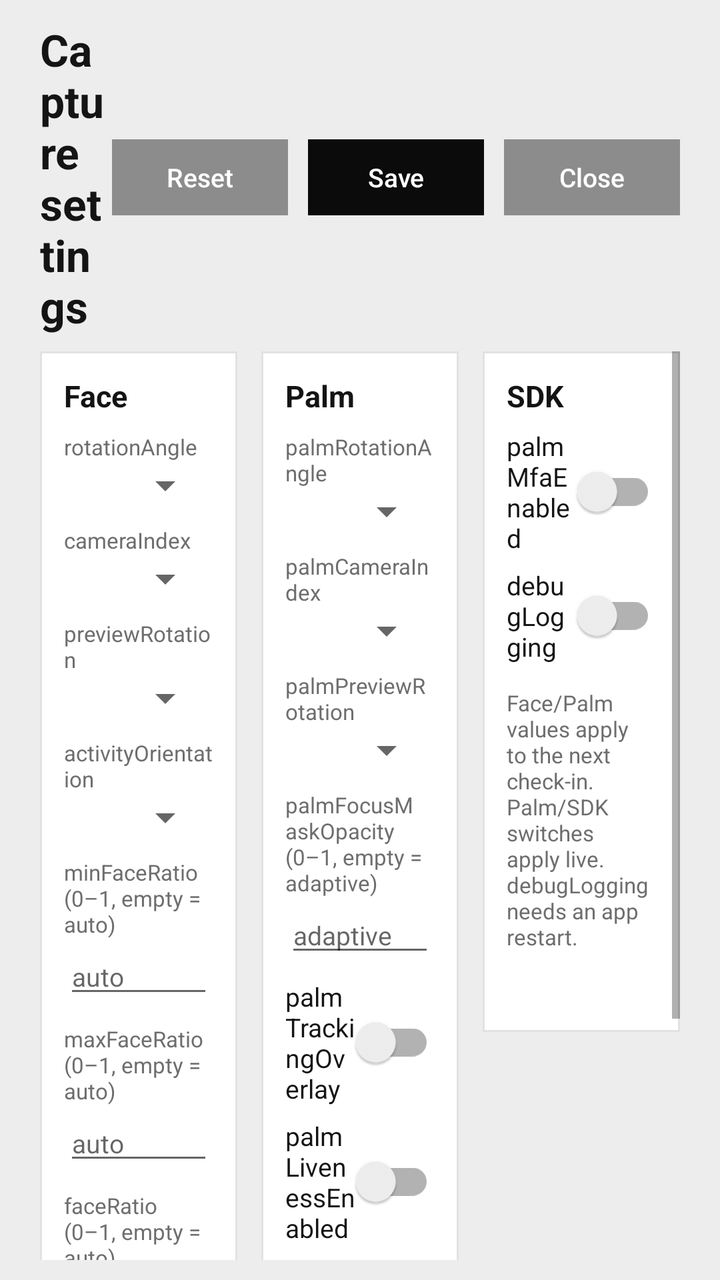
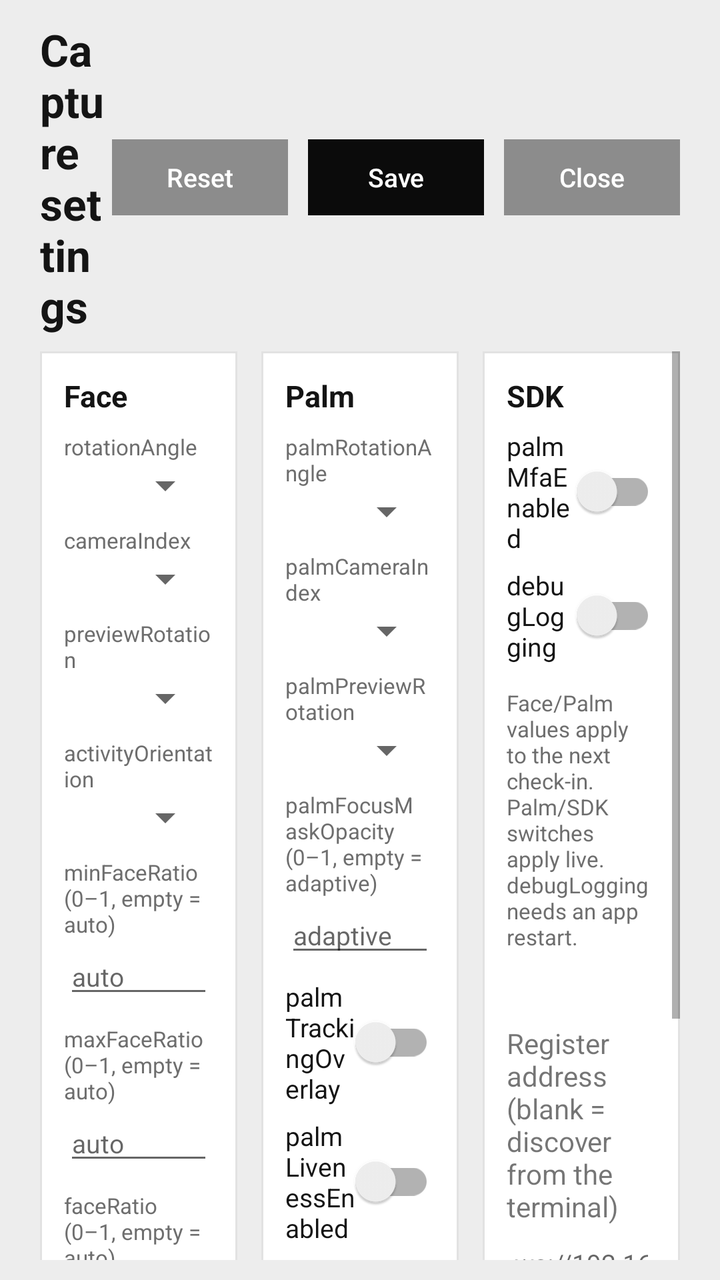

An Android layout rendered at two revisions. The XML below is the earlier revision; the diff shows what the commit changed to produce the second picture.
<!-- AndroidManifest.xml: application theme Theme.WinkPos -->
<!-- res/layout/activity_settings.xml -->
<?xml version="1.0" encoding="utf-8"?>
<LinearLayout xmlns:android="http://schemas.android.com/apk/res/android"
    android:layout_width="match_parent"
    android:layout_height="match_parent"
    android:background="@color/page_grey"
    android:keepScreenOn="true"
    android:orientation="vertical"
    android:paddingHorizontal="20dp"
    android:paddingVertical="10dp">

    
    <LinearLayout
        android:layout_width="match_parent"
        android:layout_height="wrap_content"
        android:gravity="center_vertical"
        android:orientation="horizontal">

        <TextView
            android:layout_width="0dp"
            android:layout_height="wrap_content"
            android:layout_weight="1"
            android:text="@string/settings"
            android:textColor="@color/text_dark"
            android:textSize="22sp"
            android:textStyle="bold" />

        <Button
            android:id="@+id/resetButton"
            style="@style/Widget.AppCompat.Button.Borderless"
            android:layout_width="wrap_content"
            android:layout_height="38dp"
            android:background="@drawable/bg_sign_out"
            android:paddingHorizontal="16dp"
            android:text="@string/reset_defaults"
            android:textAllCaps="false"
            android:textColor="@color/white"
            android:textSize="13sp" />

        <Button
            android:id="@+id/saveButton"
            style="@style/Widget.AppCompat.Button.Borderless"
            android:layout_width="wrap_content"
            android:layout_height="38dp"
            android:layout_marginStart="10dp"
            android:background="@drawable/bg_btn_black"
            android:paddingHorizontal="22dp"
            android:text="@string/save"
            android:textAllCaps="false"
            android:textColor="@color/white"
            android:textSize="13sp" />

        <Button
            android:id="@+id/closeButton"
            style="@style/Widget.AppCompat.Button.Borderless"
            android:layout_width="wrap_content"
            android:layout_height="38dp"
            android:layout_marginStart="10dp"
            android:background="@drawable/bg_sign_out"
            android:paddingHorizontal="16dp"
            android:text="@string/close"
            android:textAllCaps="false"
            android:textColor="@color/white"
            android:textSize="13sp" />
    </LinearLayout>

    <ScrollView
        android:layout_width="match_parent"
        android:layout_height="0dp"
        android:layout_marginTop="8dp"
        android:layout_weight="1"
        android:fillViewport="true">

        <LinearLayout
            android:layout_width="match_parent"
            android:layout_height="wrap_content"
            android:baselineAligned="false"
            android:orientation="horizontal">

            
            <LinearLayout
                android:layout_width="0dp"
                android:layout_height="wrap_content"
                android:layout_weight="1"
                android:background="@drawable/bg_tile"
                android:orientation="vertical"
                android:padding="12dp">

                <TextView style="@style/SettingsSection" android:text="@string/section_face" />

                <TextView style="@style/SettingsLabel" android:text="rotationAngle" />
                <Spinner android:id="@+id/faceRotation" style="@style/SettingsEdit" />

                <TextView style="@style/SettingsLabel" android:text="cameraIndex" />
                <Spinner android:id="@+id/faceCamera" style="@style/SettingsEdit" />

                <TextView style="@style/SettingsLabel" android:text="previewRotation" />
                <Spinner android:id="@+id/facePreviewRotation" style="@style/SettingsEdit" />

                <TextView style="@style/SettingsLabel" android:text="activityOrientation" />
                <Spinner android:id="@+id/activityOrientation" style="@style/SettingsEdit" />

                <TextView style="@style/SettingsLabel" android:text="minFaceRatio (0–1, empty = auto)" />
                <EditText android:id="@+id/minFaceRatio" style="@style/SettingsEdit"
                    android:hint="@string/hint_auto"
                    android:importantForAutofill="no"
                    android:inputType="numberDecimal" />

                <TextView style="@style/SettingsLabel" android:text="maxFaceRatio (0–1, empty = auto)" />
                <EditText android:id="@+id/maxFaceRatio" style="@style/SettingsEdit"
                    android:hint="@string/hint_auto"
                    android:importantForAutofill="no"
                    android:inputType="numberDecimal" />

                <TextView style="@style/SettingsLabel" android:text="faceRatio (0–1, empty = auto)" />
                <EditText android:id="@+id/faceRatio" style="@style/SettingsEdit"
                    android:hint="@string/hint_auto"
                    android:importantForAutofill="no"
                    android:inputType="numberDecimal" />

                <TextView style="@style/SettingsLabel" android:text="maxRetries" />
                <EditText android:id="@+id/maxRetries" style="@style/SettingsEdit"
                    android:importantForAutofill="no"
                    android:inputType="number" />

                <androidx.appcompat.widget.SwitchCompat
                    android:id="@+id/livenessEnabled" style="@style/SettingsSwitch"
                    android:text="livenessEnabled" />
            </LinearLayout>

            
            <LinearLayout
                android:layout_width="0dp"
                android:layout_height="wrap_content"
                android:layout_marginStart="12dp"
                android:layout_weight="1"
                android:background="@drawable/bg_tile"
                android:orientation="vertical"
                android:padding="12dp">

                <TextView style="@style/SettingsSection" android:text="@string/section_palm" />

                <TextView style="@style/SettingsLabel" android:text="palmRotationAngle" />
                <Spinner android:id="@+id/palmRotation" style="@style/SettingsEdit" />

                <TextView style="@style/SettingsLabel" android:text="palmCameraIndex" />
                <Spinner android:id="@+id/palmCamera" style="@style/SettingsEdit" />

                <TextView style="@style/SettingsLabel" android:text="palmPreviewRotation" />
                <Spinner android:id="@+id/palmPreviewRotation" style="@style/SettingsEdit" />

                <TextView style="@style/SettingsLabel"
                    android:text="palmFocusMaskOpacity (0–1, empty = adaptive)" />
                <EditText android:id="@+id/palmFocusMaskOpacity" style="@style/SettingsEdit"
                    android:hint="@string/hint_adaptive"
                    android:importantForAutofill="no"
                    android:inputType="numberDecimal" />

                <androidx.appcompat.widget.SwitchCompat
                    android:id="@+id/palmTrackingOverlay" style="@style/SettingsSwitch"
                    android:text="palmTrackingOverlay" />

                <androidx.appcompat.widget.SwitchCompat
                    android:id="@+id/palmLivenessEnabled" style="@style/SettingsSwitch"
                    android:text="palmLivenessEnabled" />

                <androidx.appcompat.widget.SwitchCompat
                    android:id="@+id/enableIR" style="@style/SettingsSwitch"
                    android:text="enableIR (RGB+IR hardware only)" />
            </LinearLayout>

            
            <LinearLayout
                android:layout_width="0dp"
                android:layout_height="wrap_content"
                android:layout_marginStart="12dp"
                android:layout_weight="1"
                android:background="@drawable/bg_tile"
                android:orientation="vertical"
                android:padding="12dp">

                <TextView style="@style/SettingsSection" android:text="@string/section_sdk" />

                <androidx.appcompat.widget.SwitchCompat
                    android:id="@+id/palmMfaEnabled" style="@style/SettingsSwitch"
                    android:text="palmMfaEnabled" />

                <androidx.appcompat.widget.SwitchCompat
                    android:id="@+id/debugLogging" style="@style/SettingsSwitch"
                    android:text="debugLogging" />

                <TextView
                    android:layout_width="match_parent"
                    android:layout_height="wrap_content"
                    android:layout_marginTop="12dp"
                    android:text="@string/settings_note"
                    android:textColor="@color/text_grey"
                    android:textSize="11sp" />

                <TextView
                    android:id="@+id/envText"
                    android:layout_width="wrap_content"
                    android:layout_height="wrap_content"
                    android:layout_marginTop="12dp"
                    android:textColor="@color/text_dark"
                    android:textSize="12sp"
                    android:textStyle="bold" />
            </LinearLayout>
        </LinearLayout>
    </ScrollView>
</LinearLayout>
<!-- resources referenced by this layout -->
<resources>
  <color name="page_grey">#EDEDED</color>
  <color name="text_dark">#141414</color>
  <color name="text_grey">#6E6E6E</color>
  <color name="white">#FFFFFF</color>
  <!-- drawable bg_btn_black (drawable) -->
  <shape xmlns:android="http://schemas.android.com/apk/res/android" android:shape="rectangle">
      <solid android:color="@color/bloom_black"/>
      <corners android:radius="0dp"/>
  </shape>
  <!-- drawable bg_sign_out (drawable) -->
  <shape xmlns:android="http://schemas.android.com/apk/res/android" android:shape="rectangle">
      <solid android:color="@color/sign_out_grey"/>
      <corners android:radius="0dp"/>
  </shape>
  <!-- drawable bg_tile (drawable) -->
  <shape xmlns:android="http://schemas.android.com/apk/res/android" android:shape="rectangle">
      <solid android:color="@color/white"/>
      <corners android:radius="0dp"/>
      <stroke android:width="1dp" android:color="@color/border_grey"/>
  </shape>
  <string name="close">Close</string>
  <string name="hint_adaptive">adaptive</string>
  <string name="hint_auto">auto</string>
  <string name="reset_defaults">Reset</string>
  <string name="save">Save</string>
  <string name="section_face">Face</string>
  <string name="section_palm">Palm</string>
  <string name="section_sdk">SDK</string>
  <string name="settings">Capture settings</string>
  <string name="settings_note">Face/Palm values apply to the next check-in. Palm/SDK switches apply live. debugLogging needs an app restart.</string>
  <style name="SettingsEdit">
          <item name="android:layout_width">match_parent</item>
          <item name="android:layout_height">wrap_content</item>
          <item name="android:textSize">13sp</item>
          <item name="android:maxLines">1</item>
      </style>
  <style name="SettingsLabel">
          <item name="android:layout_width">wrap_content</item>
          <item name="android:layout_height">wrap_content</item>
          <item name="android:layout_marginTop">8dp</item>
          <item name="android:textColor">@color/text_grey</item>
          <item name="android:textSize">11sp</item>
      </style>
  <style name="SettingsSection">
          <item name="android:layout_width">wrap_content</item>
          <item name="android:layout_height">wrap_content</item>
          <item name="android:textColor">@color/text_dark</item>
          <item name="android:textSize">15sp</item>
          <item name="android:textStyle">bold</item>
      </style>
  <style name="SettingsSwitch" parent="Widget.AppCompat.CompoundButton.Switch">
          <item name="android:layout_width">match_parent</item>
          <item name="android:layout_height">wrap_content</item>
          <item name="android:layout_marginTop">6dp</item>
          <item name="android:textColor">@color/text_dark</item>
          <item name="android:textSize">13sp</item>
      </style>
  <style name="Theme.WinkPos" parent="Theme.MaterialComponents.Light.NoActionBar">
          <item name="colorPrimary">@color/bloom_black</item>
          <item name="colorPrimaryVariant">@color/bloom_black</item>
          <item name="colorSecondary">@color/loyallist_purple</item>
          <item name="android:windowBackground">@color/white</item>
          <item name="android:statusBarColor">@color/bloom_black</item>
      </style>
  <color name="bloom_black">#0B0B0B</color>
  <color name="sign_out_grey">#8C8C8C</color>
  <color name="border_grey">#E2E2E2</color>
  <color name="loyallist_purple">#4D49BE</color>
</resources>

<!-- the commit's change to res/layout/activity_settings.xml (unified diff, before → after) -->
@@ -204,6 +204,19 @@
                     android:textColor="@color/text_dark"
                     android:textSize="12sp"
                     android:textStyle="bold" />
+
+                <TextView
+                    android:layout_width="match_parent"
+                    android:layout_height="wrap_content"
+                    android:layout_marginTop="8dp"
+                    android:text="@string/register_address_label"
+                    android:textSize="14sp" />
+
+                <EditText android:id="@+id/registerUrl" style="@style/SettingsEdit"
+                    android:layout_width="match_parent"
+                    android:hint="@string/register_address_hint"
+                    android:inputType="textUri"
+                    android:singleLine="true" />
             </LinearLayout>
         </LinearLayout>
     </ScrollView>
<!-- resource entries referenced after the edit -->
@@ -23,6 +23,8 @@
   <string name="close">Close</string>
   <string name="hint_adaptive">adaptive</string>
   <string name="hint_auto">auto</string>
+  <string name="register_address_hint">ws://192.168.1.50:8181/pos</string>
+  <string name="register_address_label">Register address (blank = discover from the terminal)</string>
   <string name="reset_defaults">Reset</string>
   <string name="save">Save</string>
   <string name="section_face">Face</string>
